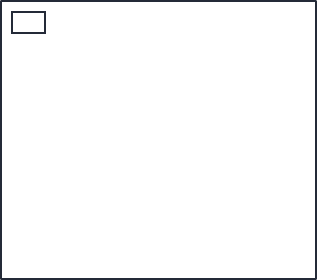
Qt form src/client/gui/ui/texteditor_comment.ui (aleoli/Shared-Editor) before a commit.
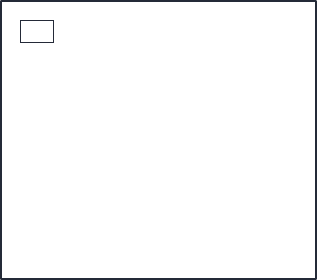
The same form after that commit. Icons and pictures are not drawn.

Commit message: DockWidget vuoti, nuovo aspetto comments, tooltip chiaro, tentativo di correggere bordo icona profilo

Patch:
```diff
--- a/src/client/gui/ui/texteditor_comment.ui
+++ b/src/client/gui/ui/texteditor_comment.ui
@@ -24,7 +24,13 @@
 }</string>
   </property>
   <layout class="QGridLayout" name="gridLayout">
-   <item row="2" column="3" alignment="Qt::AlignRight">
+   <item row="0" column="0">
+    <widget class="QWidget" name="contents" native="true">
+     <property name="styleSheet">
+      <string notr="true">border: 0px solid none;</string>
+     </property>
+     <layout class="QGridLayout" name="gridLayout_2">
+      <item row="2" column="3">
     <widget class="QLabel" name="label_date">
      <property name="minimumSize">
       <size>
@@ -56,7 +62,32 @@
      </property>
     </widget>
    </item>
-   <item row="0" column="0">
+      <item row="1" column="2">
+       <widget class="QPlainTextEdit" name="text">
+        <property name="enabled">
+         <bool>false</bool>
+        </property>
+        <property name="font">
+         <font>
+          <pointsize>-1</pointsize>
+         </font>
+        </property>
+        <property name="styleSheet">
+         <string notr="true">QPlainTextEdit{
+border: 0px solid none;
+color: #242A38;
+margin-right: 2em;
+font-size: 17px;
+background: rgba(255, 170, 0, 0);
+border-image: 0 0 0 0;
+}</string>
+        </property>
+        <property name="plainText">
+         <string/>
+        </property>
+       </widget>
+      </item>
+      <item row="0" column="1">
     <widget class="QPushButton" name="label_icon">
      <property name="enabled">
       <bool>true</bool>
@@ -75,7 +106,7 @@
      </property>
      <property name="styleSheet">
       <string notr="true">QPushButton {
-border: 2px solid #242a38;
+border: 1px solid #242a38;
 border-radius: 17px;
 background: none;
 border-image: white  0 0 0 0 stretch stretch;
@@ -109,37 +140,25 @@
      </property>
     </widget>
    </item>
-   <item row="1" column="1" colspan="3">
-    <widget class="QPlainTextEdit" name="text">
-     <property name="enabled">
-      <bool>false</bool>
-     </property>
-     <property name="font">
-      <font>
-       <pointsize>-1</pointsize>
-      </font>
-     </property>
-     <property name="styleSheet">
-      <string notr="true">QPlainTextEdit{
-border: 0px solid none;
-color: #242A38;
-margin-right: 2em;
-font-size: 17px;
-background: rgba(255, 170, 0, 0);
-border-image: 0 0 0 0;
-}</string>
-     </property>
-     <property name="plainText">
-      <string/>
-     </property>
-    </widget>
-   </item>
-   <item row="0" column="1" colspan="2">
+      <item row="0" column="2">
     <widget class="QLabel" name="label_name">
      <property name="styleSheet">
-      <string notr="true">border: 0px solid none;
+         <string notr="true">QLabel{
+border: 0px solid none;
 background: none;
-border-image: white  0 0 0 0 stretch stretch;</string>
+border-image: white  0 0 0 0 stretch stretch;
+}
+
+QLabel:focus {
+   outline: none;
+}
+
+QToolTip{
+	background: none;
+	border: none;
+	margin-left: 0px;
+	margin-right: 0px;
+}</string>
      </property>
      <property name="text">
       <string>&lt;html&gt;&lt;head/&gt;&lt;body&gt;&lt;p&gt;&lt;span style=&quot; font-size:14pt; color:#ffffff;&quot;&gt;name&lt;/span&gt;&lt;/p&gt;&lt;/body&gt;&lt;/html&gt;</string>
@@ -200,6 +219,9 @@
        <height>25</height>
       </size>
      </property>
+       </widget>
+      </item>
+     </layout>
     </widget>
    </item>
   </layout>
```
Lines whose indentation alone changed are shown as unchanged. The commit also changes 2 other files.
